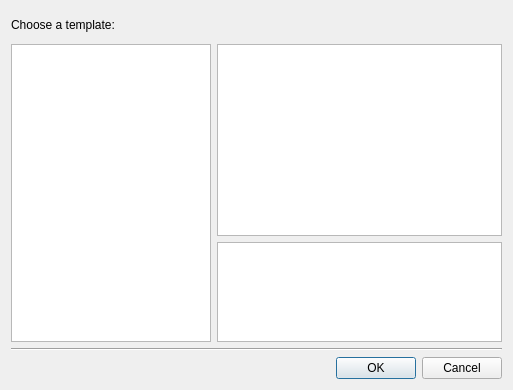
Above: src/plugins/coreplugin/dialogs/newdialog.ui from qt-creator/qt-creator before the change. Below: the same form after it.
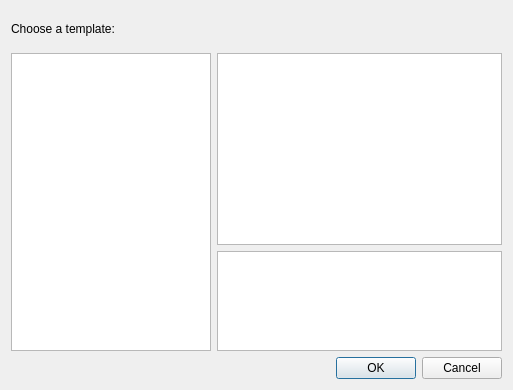
That is the form after the change.

Commit message: Get rid of redundant line in New dialog

The edit to the form file:
```diff
--- a/src/plugins/coreplugin/dialogs/newdialog.ui
+++ b/src/plugins/coreplugin/dialogs/newdialog.ui
@@ -34,13 +34,6 @@
     </widget>
    </item>
    <item row="4" column="0" colspan="2">
-    <widget class="Line" name="line">
-     <property name="orientation">
-      <enum>Qt::Horizontal</enum>
-     </property>
-    </widget>
-   </item>
-   <item row="5" column="0" colspan="2">
     <widget class="QDialogButtonBox" name="buttonBox">
      <property name="orientation">
       <enum>Qt::Horizontal</enum>
```
